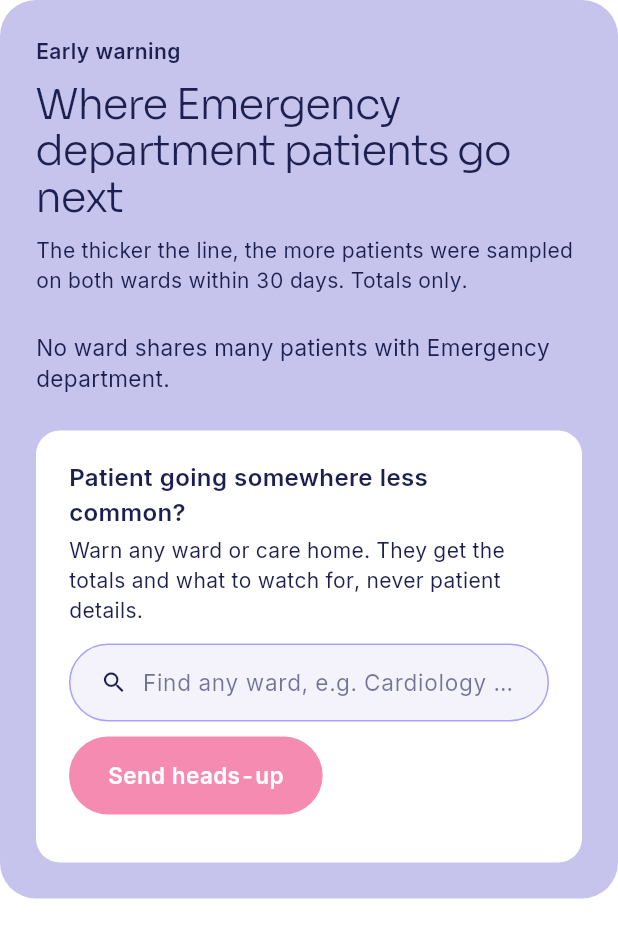
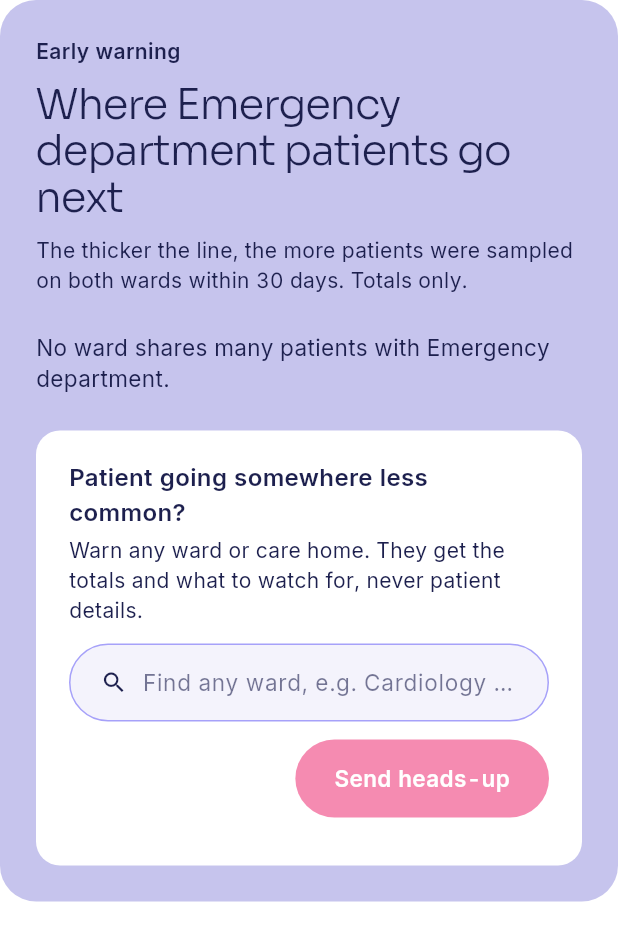
Before and after one commit to Mankeli-Software/junction-x-turku-2026, a Flutter app: the _Flow widget shown alone on an empty page, opened directly with empty values, on a phone screen of 412 x 824 dp. Shown: the top 941 px of the screen. Run offline on Flutter 3.47's test engine with Material 3 defaults, Android fonts, the phone set to English and light mode, and no system bars; our stand-ins replace equatable, flutter_bloc, go_router, google_fonts, lucide_icons_flutter, shared_preferences and 1 more; missing offline and left inert: dart:js_interop; accounts and stored records are empty.

Commit message:
Infection control: plain ask placeholder, chips flow inline, heads-up button at the bottom right (#15)

```diff
--- a/frontend/lib/features/hygiene/hygiene_visual_page.dart
+++ b/frontend/lib/features/hygiene/hygiene_visual_page.dart
@@ -1259,13 +1259,6 @@ class _FlowState extends State<_Flow> {
                           ],
                         ),
                       ),
-                    _HeadsUpButton(
-                      enabled: _to != null,
-                      onTap: () => cubit.draft(
-                        _to!,
-                        headsUpMessage(from, organism: null, phenotype: shown?.phenotype),
-                      ),
-                    ),
                   ],
                 ),
                 if (matches.isNotEmpty)
@@ -1296,6 +1289,21 @@ class _FlowState extends State<_Flow> {
                         ),
                     ],
                   ),
+                Wrap(
+                  alignment: WrapAlignment.end,
+                  spacing: 10,
+                  runSpacing: 10,
+                  crossAxisAlignment: WrapCrossAlignment.center,
+                  children: [
+                    _HeadsUpButton(
+                      enabled: _to != null,
+                      onTap: () => cubit.draft(
+                        _to!,
+                        headsUpMessage(from, organism: null, phenotype: shown?.phenotype),
+                      ),
+                    ),
+                  ],
+                ),
                 BlocBuilder<HeadsUpCubit, HeadsUpState>(
                   builder: (context, s) => AnimatedSize(
                     duration: AmrMotion.base,
```
